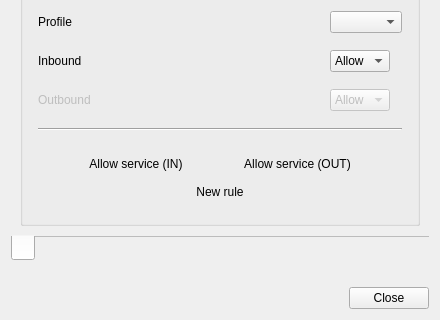
First picture: the form in ui/opensnitch/res/firewall.ui, repository evilsocket/opensnitch, before the edit; both pictures show x 0 to 440 and y 143 to 463 of the 440 by 463 pixel window.
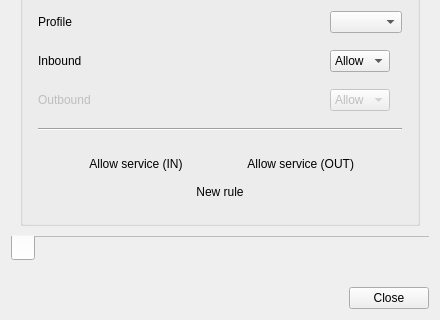
Second picture: the form after the edit. Icons and pictures are not drawn.

Commit message:
improvements to ui, ebpf, netfilter
 - Fixed firewall dialog label alignment.
 - Fixed potential race condition when stopping the daemon, and there're
   connections being enqueued.
 - Added "clear" button to GUI's filter line (#786)
 - Create ebpf cache object only if the modules have been loaded.
 - Set default stats workers to the sme amount defined in configuration.

Closes #785

The edit to the form file:
```diff
--- a/ui/opensnitch/res/firewall.ui
+++ b/ui/opensnitch/res/firewall.ui
@@ -399,6 +399,9 @@
               <property name="layoutDirection">
                <enum>Qt::RightToLeft</enum>
               </property>
+              <property name="styleSheet">
+               <string notr="true">QPushButton { text-align: right; }</string>
+              </property>
               <property name="text">
                <string>Allow service (OUT)</string>
               </property>
```
The commit also changes 5 other files.
